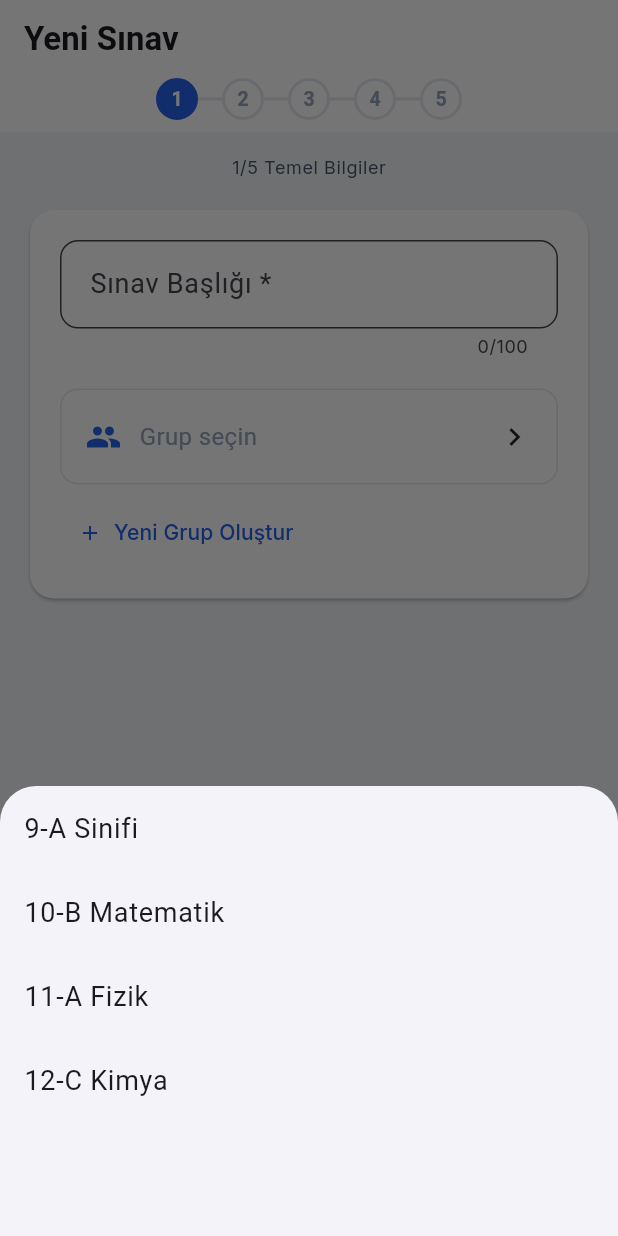
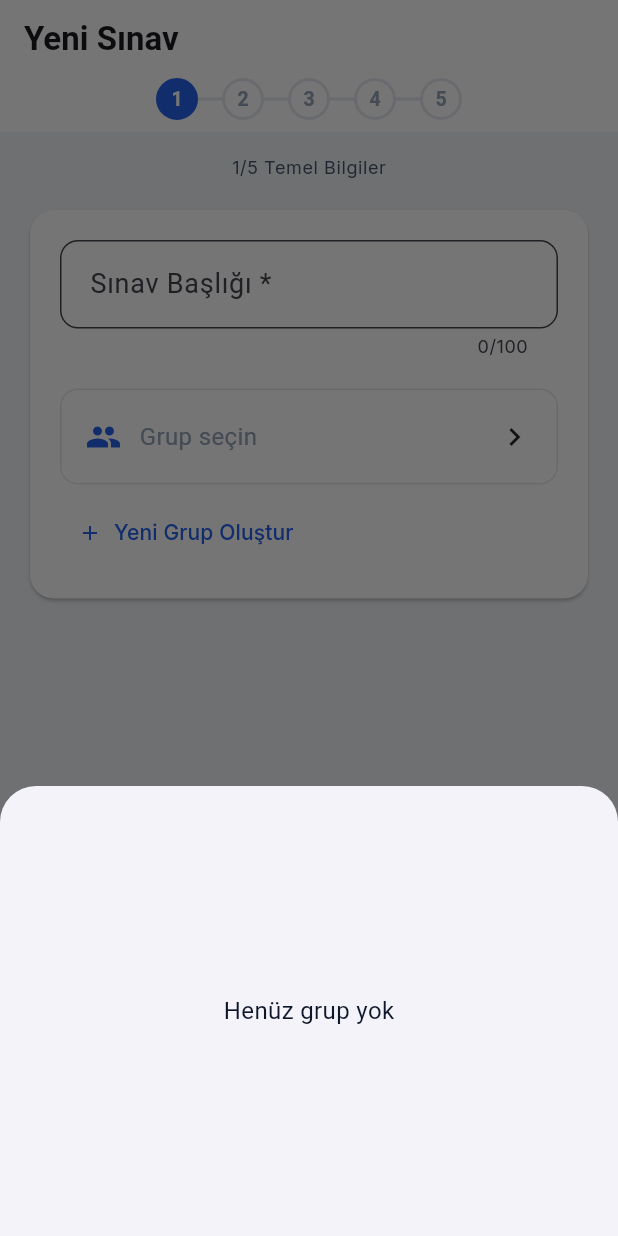
Before and after one commit to kerim-agayev/examkit, a Flutter app: the ExamCreateScreen screen opened by its route, after a tap on "Grup seçin", on a phone screen of 412 x 824 dp. Run offline on Flutter 3.47's test engine with Material 3 defaults, Android fonts, the phone set to English and light mode, and no system bars; our stand-ins replace cloud_firestore, firebase_auth, firebase_core, firebase_database, flutter_riverpod, go_router and 2 more; accounts and stored records are empty.

Commit message:
Faz 3+4: mock data cleanup + profile save + real group picker
- exam_create_screen: group picker from watchGroupsProvider (real Firestore data)
- home_screen: exam cards from watchExamsProvider (dynamic, not hardcoded)
- profile_setup: saves to Firestore users/{uid} on complete
- group_detail: shows real group name from Firestore
- exam_create: pre-fills groupId/groupName from group_detail navigation

0 analyzer errors

```diff
--- a/flutter_app/lib/features/exams/screens/exam_create_screen.dart
+++ b/flutter_app/lib/features/exams/screens/exam_create_screen.dart
@@ -2,6 +2,7 @@ import 'package:flutter/material.dart';
 import 'package:flutter_riverpod/flutter_riverpod.dart';
 import 'package:go_router/go_router.dart';
 import '../providers/create_exam_provider.dart';
+import '../../groups/providers/group_provider.dart';
 
 class ExamCreateScreen extends ConsumerStatefulWidget {
   const ExamCreateScreen({super.key});
@@ -19,7 +20,14 @@ class _ExamCreateScreenState extends ConsumerState<ExamCreateScreen> {
   @override
   Widget build(BuildContext context) {
     final state = ref.watch(createExamStateProvider);
+    final groupsAsync = ref.watch(watchGroupsProvider);
     final theme = Theme.of(context);
+
+    // Pre-fill from group detail navigation
+    if (state.groupId != null && _selectedGroup == null) {
+      _selectedGroup = state.groupId;
+      _titleCtrl.text = state.title;
+    }
 
     return Scaffold(
       appBar: AppBar(
@@ -48,14 +56,18 @@ class _ExamCreateScreenState extends ConsumerState<ExamCreateScreen> {
                     const SizedBox(height: 20),
                     InkWell(
                       onTap: () async {
+                        final groups = groupsAsync.valueOrNull ?? [];
+                        if (!context.mounted) return;
                         await showModalBottomSheet(
                           context: context,
                           shape: const RoundedRectangleBorder(borderRadius: BorderRadius.vertical(top: Radius.circular(24))),
-                          builder: (_) => SizedBox(height: 300, child: ListView(
-                            children: ['9-A Sinifi', '10-B Matematik', '11-A Fizik', '12-C Kimya'].map((g) => ListTile(
-                              title: Text(g),
-                              trailing: _selectedGroup == g ? const Icon(Icons.check, color: Color(0xFF2563EB)) : null,
-                              onTap: () { setState(() => _selectedGroup = g); Navigator.pop(context); },
+                          builder: (_) => SizedBox(height: 300, child: groups.isEmpty
+                            ? const Center(child: Text('Henüz grup yok'))
+                            : ListView(
+                            children: groups.map((g) => ListTile(
+                              title: Text(g.name),
+                              trailing: _selectedGroup == g.id ? const Icon(Icons.check, color: Color(0xFF2563EB)) : null,
+                              onTap: () { setState(() => _selectedGroup = g.id); Navigator.pop(context); },
                             )).toList(),
                           )),
                         );
--- a/flutter_app/lib/features/home/screens/home_screen.dart
+++ b/flutter_app/lib/features/home/screens/home_screen.dart
@@ -60,11 +60,10 @@ class HomeScreen extends ConsumerWidget {
                 TextButton(onPressed: () => context.push('/exams'), child: const Text('Tümünü Gör')),
               ],
             ),
-            _ExamCard(title: 'Riyaziyyat Fənn Sınavı', subtitle: '9-A Sinifi', status: 'Taslak', color: const Color(0xFFD97706)),
-            const SizedBox(height: 8),
-            _ExamCard(title: 'Türk Dili Yazılı', subtitle: '11-B Sinifi', status: '● Canlı', color: const Color(0xFF059669)),
-            const SizedBox(height: 8),
-            _ExamCard(title: 'Kimya Bölüm 2', subtitle: '10-A Sinifi', status: 'Tamamlandı', color: const Color(0xFF94A3B8)),
+            if (recentExams.isEmpty)
+              const Padding(padding: EdgeInsets.all(16), child: Text('Henüz sınav yok', style: TextStyle(color: Color(0xFF94A3B8))))
+            else
+              ...recentExams.map((e) => Padding(padding: const EdgeInsets.only(bottom: 8), child: _ExamCard(title: e.title, subtitle: e.groupName ?? '', status: e.status == 'active' ? '● Canlı' : e.status == 'draft' ? 'Taslak' : 'Tamamlandı', color: e.status == 'active' ? const Color(0xFF059669) : e.status == 'draft' ? const Color(0xFFD97706) : const Color(0xFF94A3B8)))),
           ],
         ),
       ),
```
Also changed, not shown: flutter_app/lib/features/auth/screens/profile_setup_screen.dart (+15 -1 lines).
